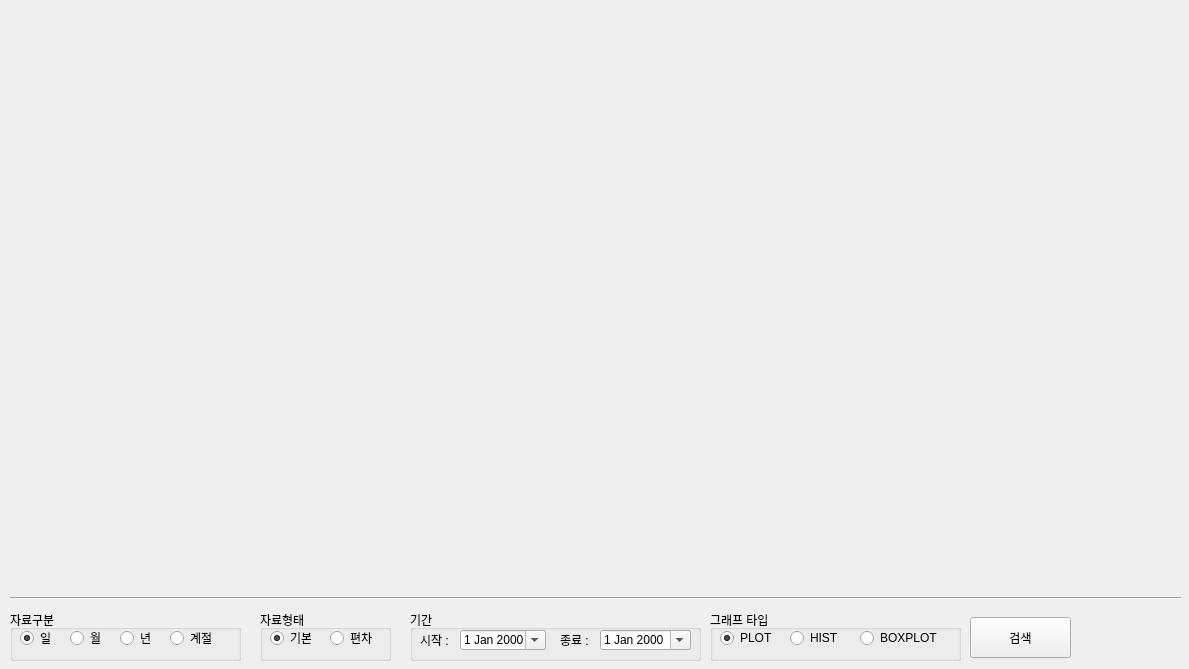
Before: the Qt Designer form simple_project/data_analysis/seoul_temperature/ui/seoul_temp_graph.ui in benzoa/pythonStudy, drawn with Qt 5.
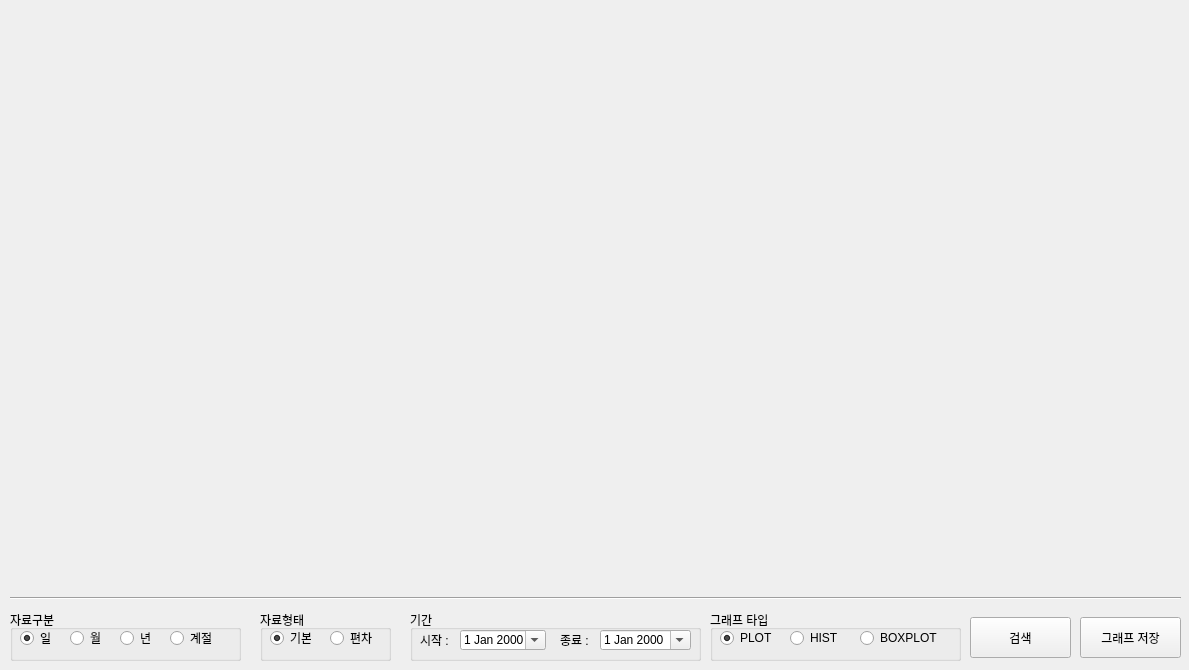
After: the same form once the commit is applied.

What changed in the file:
```diff
--- a/simple_project/data_analysis/seoul_temperature/ui/seoul_temp_graph.ui
+++ b/simple_project/data_analysis/seoul_temperature/ui/seoul_temp_graph.ui
@@ -7,7 +7,7 @@
     <x>0</x>
     <y>0</y>
     <width>1189</width>
-    <height>669</height>
+    <height>670</height>
    </rect>
   </property>
   <property name="windowTitle">
@@ -286,6 +286,19 @@
     </property>
    </widget>
   </widget>
+  <widget class="QPushButton" name="search_2">
+   <property name="geometry">
+    <rect>
+     <x>1080</x>
+     <y>617</y>
+     <width>101</width>
+     <height>41</height>
+    </rect>
+   </property>
+   <property name="text">
+    <string>그래프 저장</string>
+   </property>
+  </widget>
  </widget>
  <resources/>
  <connections/>
```
